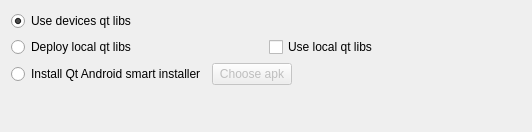
KDE/android-qt-creator, file src/plugins/qt4projectmanager/qt-android/androiddeploystepwidget.ui: the form before one commit.
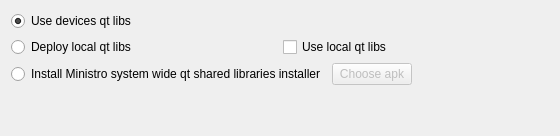
The form after the commit.

What changed in the file:
```diff
--- a/src/plugins/qt4projectmanager/qt-android/androiddeploystepwidget.ui
+++ b/src/plugins/qt4projectmanager/qt-android/androiddeploystepwidget.ui
@@ -6,8 +6,8 @@
    <rect>
     <x>0</x>
     <y>0</y>
-    <width>532</width>
-    <height>132</height>
+    <width>560</width>
+    <height>136</height>
    </rect>
   </property>
   <property name="sizePolicy">
@@ -67,7 +67,7 @@
 This option is useful when you want to try your application on devices which don't have Android Market.</string>
        </property>
        <property name="text">
-        <string>Install Qt Android smart installer</string>
+        <string>Install Ministro system wide qt shared libraries installer</string>
        </property>
       </widget>
      </item>
```
Left out of the diff: 4 changed lines with no effect on the pictures.
